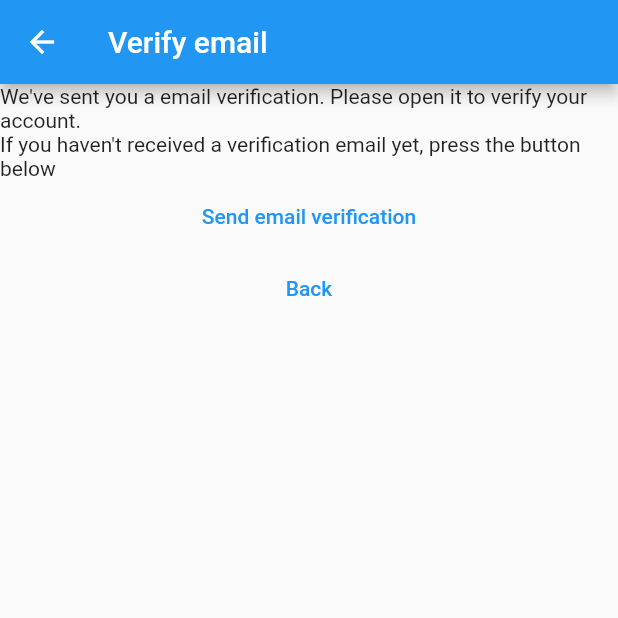
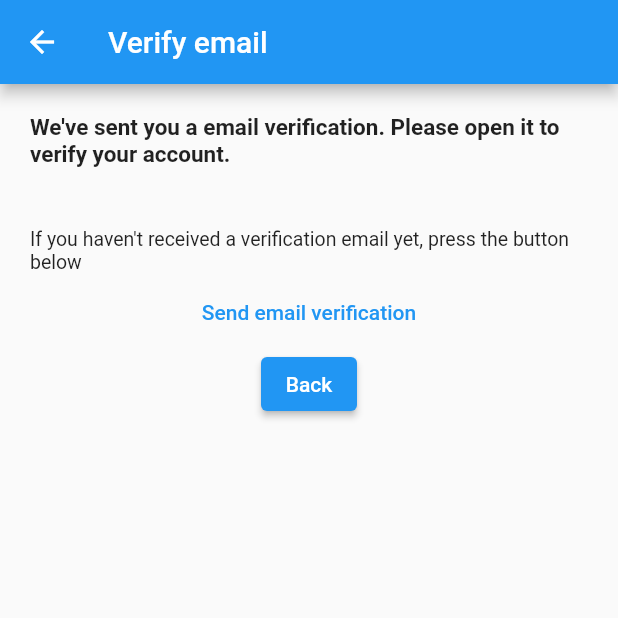
Before and after one commit to FJeanC/Corra_flutter, a Flutter app: the VerifyEmailView screen opened directly, on a phone screen of 412 x 824 dp, the top half of it. Run offline on Flutter 3.47's test engine with Material 2 defaults, Android fonts, the phone set to English and light mode, and no system bars; our stand-ins replace bloc, cloud_firestore, equatable, firebase_auth, firebase_core, firebase_storage and 7 more; accounts and stored records are empty; generated files the repository leaves out were written again; network calls fail.

Commit message:
internacionalizando e muda verfiyEmail view

```diff
--- a/lib/l10n/app_en.arb
+++ b/lib/l10n/app_en.arb
@@ -55,6 +55,7 @@
     "startTime" : "Start Time",
     "couldntSaveImage" : "Couldn't save Image",
     "imageSaved" : "Image Saved",
-    "disabled" : "Off"
+    "disabled" : "Off",
+    "waitLogin" : "Please wait while I log you in"
 
 }
--- a/lib/l10n/app_pt.arb
+++ b/lib/l10n/app_pt.arb
@@ -55,5 +55,6 @@
     "startTime" : "Início",
     "couldntSaveImage" : "Não foi possível salvar a imagem",
     "imageSaved" : "Imagem Salva",
-    "disabled" : "Desligado"
+    "disabled" : "Desligado",
+    "waitLogin" : "Por favor, espere quanto o login está sendo realizado"
 }
--- a/lib/main.dart
+++ b/lib/main.dart
@@ -70,7 +70,7 @@ class MyApp extends StatelessWidget {
   @override
   Widget build(BuildContext context) {
     return MaterialApp(
-      title: 'Corra!',
+      title: 'Corra',
       theme: ThemeData(
         primarySwatch: Colors.blue,
       ),
--- a/lib/services/auth/bloc/auth_event.dart
+++ b/lib/services/auth/bloc/auth_event.dart
@@ -1,4 +1,4 @@
-import 'package:flutter/foundation.dart' show immutable;
+import 'package:flutter/material.dart';
 
 @immutable
 abstract class AuthEvent {
@@ -12,7 +12,8 @@ class AuthEventInitialize extends AuthEvent {
 class AuthEventLogIn extends AuthEvent {
   final String email;
   final String password;
-  const AuthEventLogIn(this.email, this.password);
+  final BuildContext? context;
+  const AuthEventLogIn(this.email, this.password, this.context);
 }
 
 class AuthEventLogOut extends AuthEvent {
--- a/lib/services/auth/bloc/auth_state.dart
+++ b/lib/services/auth/bloc/auth_state.dart
@@ -1,6 +1,7 @@
 import 'package:flutter/foundation.dart' show immutable;
 import 'package:corra/services/auth/auth_user.dart';
 import 'package:equatable/equatable.dart';
+import 'package:flutter/material.dart';
 
 @immutable
 abstract class AuthState {
--- a/lib/views/verify_email_view.dart
+++ b/lib/views/verify_email_view.dart
@@ -20,8 +20,21 @@ class _VerifyEmailViewState extends State<VerifyEmailView> {
       ),
       body: Column(
         children: [
-          Text(AppLocalizations.of(context)!.sendEmail),
-          Text(AppLocalizations.of(context)!.emailWasNotSent),
+          Padding(
+            padding: const EdgeInsets.all(20),
+            child: Text(
+              AppLocalizations.of(context)!.sendEmail,
+              style: const TextStyle(fontSize: 15, fontWeight: FontWeight.bold),
+            ),
+          ),
+          Padding(
+            padding:
+                const EdgeInsets.only(top: 20, bottom: 2, left: 20, right: 20),
+            child: Text(
+              AppLocalizations.of(context)!.emailWasNotSent,
+              style: const TextStyle(fontSize: 13),
+            ),
+          ),
           TextButton(
             onPressed: () {
               context.read<AuthBloc>().add(
@@ -30,13 +43,14 @@ class _VerifyEmailViewState extends State<VerifyEmailView> {
             },
             child: Text(AppLocalizations.of(context)!.sendEmailVerification),
           ),
-          TextButton(
-              onPressed: () async {
-                context.read<AuthBloc>().add(
-                      const AuthEventLogOut(),
-                    );
-              },
-              child: Text(AppLocalizations.of(context)!.back))
+          ElevatedButton(
+            onPressed: () async {
+              context.read<AuthBloc>().add(
+                    const AuthEventLogOut(),
+                  );
+            },
+            child: Text(AppLocalizations.of(context)!.back),
+          )
         ],
       ),
     );
```
Also changed, not shown: lib/services/auth/bloc/auth_bloc.dart (+36 -17 lines), lib/views/cronometro/cronometro_view.dart (+1 -10 lines), lib/views/login_view.dart (+7 -2 lines).
